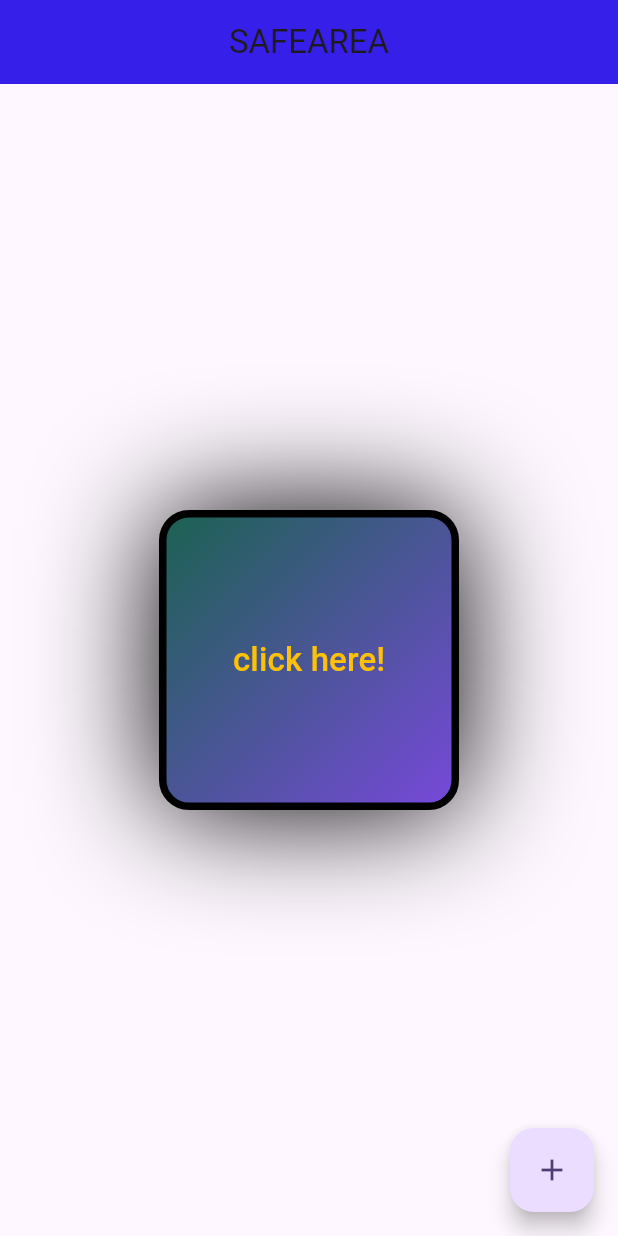
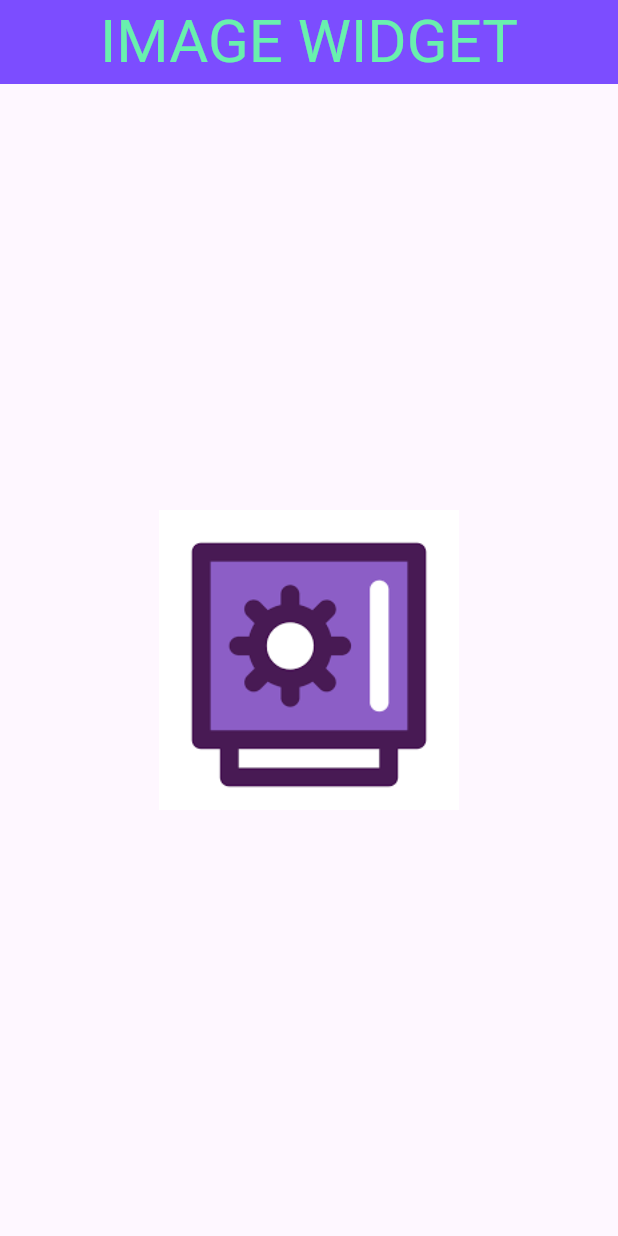
Before and after one commit to pkathiriya62/flutter, a Flutter app: the screen it shows after launch, on a phone screen of 412 x 824 dp. Run offline on Flutter 3.47's test engine with Material 2 defaults, Android fonts, the phone set to English and light mode, and no system bars; our stand-ins replace google_fonts.

Commit message:
image widget

```diff
--- /dev/null
+++ b/lib/image_widget1.dart
@@ -0,0 +1,46 @@
+import 'package:flutter/material.dart';
+
+class ImageWidget1 extends StatefulWidget {
+  const ImageWidget1({super.key});
+
+  @override
+  State<ImageWidget1> createState() => _ImageWidget1State();
+}
+
+class _ImageWidget1State extends State<ImageWidget1> {
+  @override
+  Widget build(BuildContext context) {
+    return Scaffold(
+      appBar: AppBar(
+        backgroundColor: Colors.deepPurpleAccent,
+        title: Center(
+            child: Text(
+          'IMAGE WIDGET',
+          style: TextStyle(
+            color: Colors.greenAccent,
+            fontSize: 40,
+          ),
+        )),
+      ),
+      body: Center(
+        child: Container(
+          height: 200,
+          width: 200,
+          decoration: BoxDecoration(
+            color: Colors.lightBlueAccent,
+            image: DecorationImage(
+              image: AssetImage('assets/images/project pic.png'),
+              //fit: BoxFit.contain,
+              //scale: 23,
+            ),
+          ),
+          child: Image.asset(
+            'assets/images/project pic.png',
+            color: Colors.white.withOpacity(0.8),
+            colorBlendMode: BlendMode.modulate,
+          ),
+        ),
+      ),
+    );
+  }
+}
--- a/lib/main.dart
+++ b/lib/main.dart
@@ -1,4 +1,5 @@
-import 'package:first_project/safearea.dart';
+import 'package:first_project/image_widget1.dart';
+//import 'package:first_project/safearea.dart';
 //import 'package:first_project/screen.dart';
 //import 'package:first_project/stf_stl.dart';
 import 'package:flutter/material.dart';
@@ -19,7 +20,7 @@ class MyApp extends StatelessWidget {
         colorScheme: ColorScheme.fromSeed(seedColor: Colors.deepPurple),
         useMaterial3: true,
       ),
-      home: const SafeAreaScreen(),
+      home: const ImageWidget1(),
     );
   }
 }
--- a/pubspec.yaml
+++ b/pubspec.yaml
@@ -60,8 +60,8 @@ flutter:
   uses-material-design: true
 
   # To add assets to your application, add an assets section, like this:
-  # assets:
-  #   - images/a_dot_burr.jpeg
+  assets:
+    - assets/images/
   #   - images/a_dot_ham.jpeg
 
   # An image asset can refer to one or more resolution-specific "variants", see
```
Also changed, not shown: assets/images/project pic.png (added).
